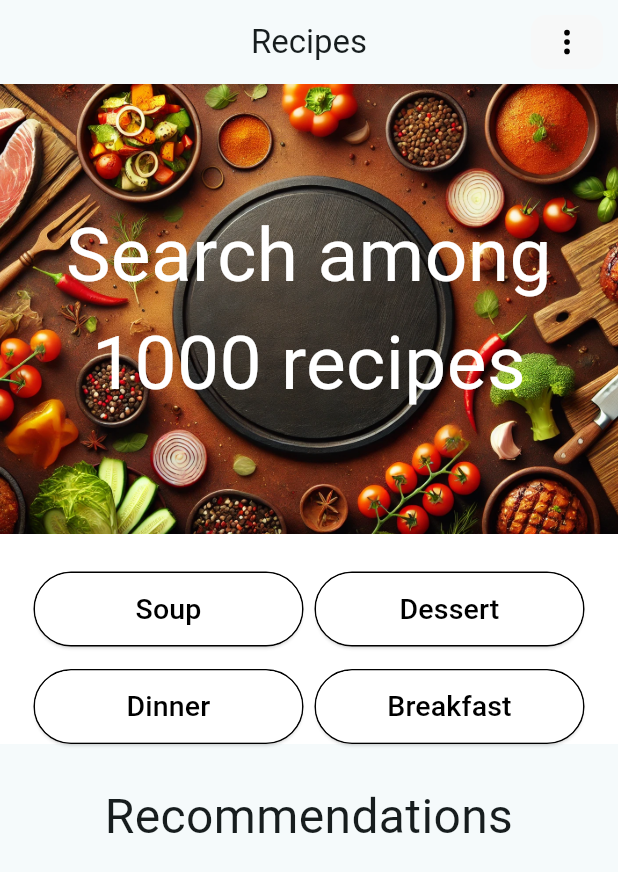
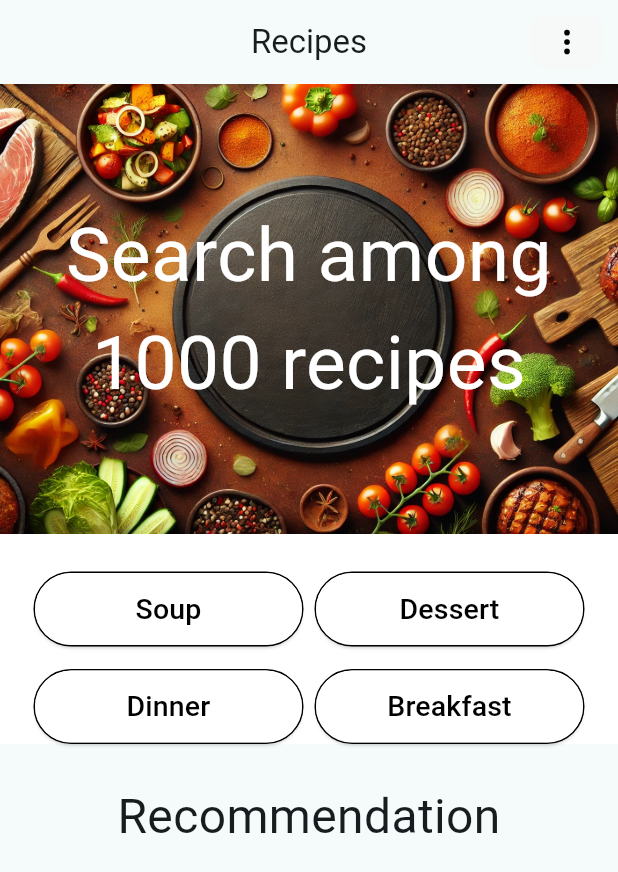
Before and after one commit to qwothex/recipes_flutter-app, a Flutter app: the screen it shows after launch, on a phone screen of 412 x 824 dp. Shown: the top 872 px of the screen. Run offline on Flutter 3.47's test engine with Material 3 defaults, Android fonts, the phone set to English and light mode, and no system bars; our stand-ins replace flutter_image_compress, flutter_svg, image_picker, permission_handler, supabase_flutter; missing offline and left inert: flutter_sound; accounts and stored records are empty.

Commit message:
important issue fixed

```diff
--- a/recipe_app/lib/UI/pages/home_page.dart
+++ b/recipe_app/lib/UI/pages/home_page.dart
@@ -3,7 +3,6 @@ import 'package:provider/provider.dart';
 import 'package:recipe_app/UI/widgets/AppBar.dart';
 import 'package:recipe_app/UI/widgets/Button.dart';
 import 'package:recipe_app/UI/widgets/RecipesList.dart';
-import 'package:recipe_app/app_localizations.dart';
 import 'package:recipe_app/state/provider.dart';
 import 'package:supabase_flutter/supabase_flutter.dart';
 
@@ -23,7 +22,7 @@ class _HomePageState extends State<HomePage> {
   String imageUrl = '';
   Locale? locale;
 
-  void fetchRecipes() async{
+    void fetchRecipes() async{
     if(locale != null){
       var data = await recipesModel.getRecipes(locale!);
       if(data.isNotEmpty){
@@ -48,9 +47,8 @@ class _HomePageState extends State<HomePage> {
 
   @override
   Widget build(BuildContext context){
-
     return Scaffold(
-      appBar: appBar(false, 'recipes', context),
+      appBar: appBar(false, 'Recipes', context),
       body: ListView(
         children: [
           Container(
@@ -64,7 +62,7 @@ class _HomePageState extends State<HomePage> {
             ),
             child: Center(
               child: Text(
-                AppLocalizations.of(context)?.translate("title") ?? 'No locale',
+                'Search among 1000 recipes',
                 textAlign: TextAlign.center,
                 style: TextStyle(
                   fontSize: 50,
@@ -82,16 +80,16 @@ class _HomePageState extends State<HomePage> {
               children: [
                 Column(
                   children: [
-                    FilterButton(text: AppLocalizations.of(context)?.translate("soup") ?? 'No locale'),
+                    FilterButton(text: 'Soup'),
                     SizedBox(height: 15),
-                    FilterButton(text: AppLocalizations.of(context)?.translate("dinner") ?? 'No locale',),
+                    FilterButton(text: 'Dinner'),
                   ]
                 ),
                 Column(
                   children: [
-                    FilterButton(text: AppLocalizations.of(context)?.translate("dessert") ?? 'No locale'),
+                    FilterButton(text: 'Dessert'),
                     SizedBox(height: 15),
-                    FilterButton(text: AppLocalizations.of(context)?.translate("breakfast") ?? 'No locale'),
+                    FilterButton(text: 'Breakfast'),
                   ]
                 )
               ],
@@ -99,7 +97,7 @@ class _HomePageState extends State<HomePage> {
           ),
           SizedBox(height: 25,),
           Text(
-            AppLocalizations.of(context)?.translate("recommendations") ?? 'No locale',
+            'Recommendation',
             textAlign: TextAlign.center,
             style: TextStyle(
               fontSize: 32
--- a/recipe_app/lib/UI/pages/recipe_page.dart
+++ b/recipe_app/lib/UI/pages/recipe_page.dart
@@ -18,11 +18,11 @@ class _RecipePageState extends State<RecipePage> {
   String? errorMessage;
 
   @override
-  void didChangeDependencies() {
-    super.didChangeDependencies();
+void didChangeDependencies() {
+  super.didChangeDependencies();
 
     var id = ModalRoute.of(context)!.settings.arguments as String;
-    final locale = context.watch<StateProvider>().locale;
+    final locale = context.read<StateProvider>().locale;
 
     ParsedRecipe.getRecipeById(id, locale).then((data) {
       if (mounted) {
--- a/recipe_app/lib/UI/widgets/RecipesList.dart
+++ b/recipe_app/lib/UI/widgets/RecipesList.dart
@@ -36,6 +36,7 @@ class recipesModel {
   }
 
   static Future<List<recipesModel>> getRecipes(Locale locale) async {
+    print("RECIPES");
     final supabase = Supabase.instance.client;
     final data = await supabase
       .from(locale.languageCode == 'en' ? 'recipes' : 'recipes_tr')
@@ -108,8 +109,7 @@ class ParsedRecipe {
       .maybeSingle();
 
   if (data != null) {
-    print('String: ${data["ingredients"] is String}');
-    print('List: ${data["ingredients"] is List}');
+    print('INGREDIENTS');
     return
     //  data["ingredients"] is String ?
     (jsonDecode(data['ingredients']) as List<dynamic>)
--- a/recipe_app/lib/main.dart
+++ b/recipe_app/lib/main.dart
@@ -29,7 +29,9 @@ class MainApp extends StatelessWidget {
 
   @override
   Widget build(BuildContext context) {
-    final locale = context.watch<StateProvider>().locale;
+
+    final locale = context.select((StateProvider provider) => provider.locale);
+
     return MaterialApp(
       debugShowCheckedModeBanner: false,
       initialRoute: '/',
```
Also changed, not shown: 6 other files.
